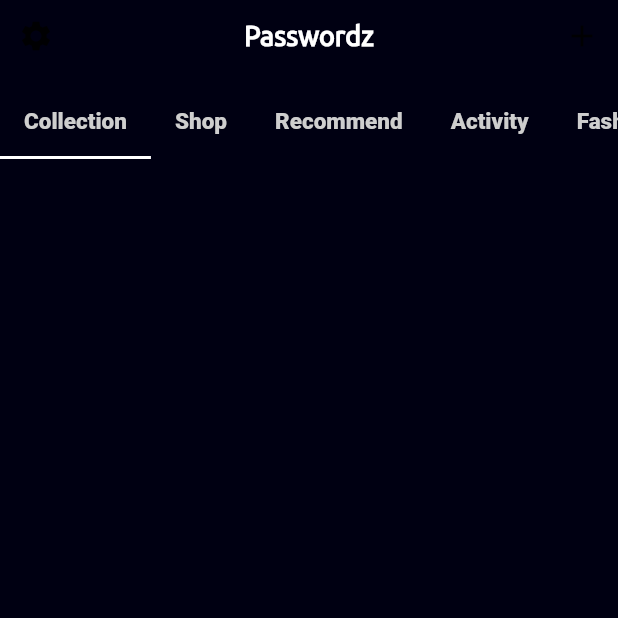
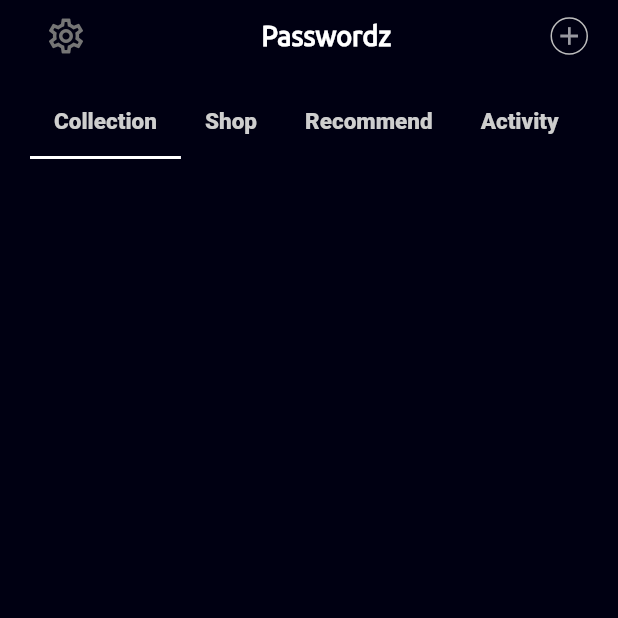
Before and after one commit to faizm55212/password-manager, a Flutter app: the HomeScreen screen opened directly, on a phone screen of 412 x 824 dp, the top half of it. Run offline on Flutter 3.47's test engine with Material 2 defaults, Android fonts, the light colour scheme and no system bars; our stand-ins replace get, hive, hive_flutter; missing offline and left inert: encrypt; accounts and stored records are empty; generated files the repository leaves out were written again.

Commit message:
Button border

```diff
--- a/lib/screens/home_screen.dart
+++ b/lib/screens/home_screen.dart
@@ -16,7 +16,6 @@ class _HomeScreenState extends State<HomeScreen> with TickerProviderStateMixin {
   @override
   void initState() {
     super.initState();
-
     rController = new TabController(length: 5, vsync: this);
   }
 
@@ -32,12 +31,21 @@ class _HomeScreenState extends State<HomeScreen> with TickerProviderStateMixin {
     return SafeArea(
       child: Scaffold(
         backgroundColor: Color(KBackgroundColors),
-        body: Column(
+        body: Container(
+          padding: EdgeInsets.symmetric(horizontal: 20.0),
+          child: Column(
             children: [
               Row(
                 mainAxisAlignment: MainAxisAlignment.spaceBetween,
                 children: [
-                IconButton(onPressed: () {}, icon: Icon(Icons.settings)),
+                  IconButton(
+                    onPressed: () {},
+                    icon: Icon(
+                      Icons.settings_outlined,
+                      color: Colors.grey[600],
+                      size: 28.0,
+                    ),
+                  ),
                   Text(
                     'Passwordz',
                     style: TextStyle(
@@ -47,11 +55,23 @@ class _HomeScreenState extends State<HomeScreen> with TickerProviderStateMixin {
                       fontWeight: FontWeight.bold,
                     ),
                   ),
-                IconButton(
+                  Container(
+                    decoration: BoxDecoration(
+                        border: Border.all(color: Colors.grey[400]),
+                        borderRadius: BorderRadius.circular(20.0)),
+                    height: 25.0,
+                    width: 25.0,
+                    child: IconButton(
+                      padding: EdgeInsets.zero,
                       onPressed: () {
                         Get.to(AddPassword());
                       },
-                  icon: Icon(Icons.add),
+                      icon: Icon(
+                        Icons.add,
+                        color: Colors.white60,
+                        size: 20.0,
+                      ),
+                    ),
                   ),
                 ],
               ),
@@ -76,9 +96,10 @@ class _HomeScreenState extends State<HomeScreen> with TickerProviderStateMixin {
                       itemCount: pswdController.passwords.length,
                       itemBuilder: (context, index) {
                         return ListTile(
+                          contentPadding: EdgeInsets.zero,
                           onLongPress: () {
-                          pswdControllerP
-                              .deletePassword(pswdController.passwords[index]);
+                            pswdControllerP.deletePassword(
+                                pswdController.passwords[index]);
                           },
                           leading: Image(
                             image: CustomIcon.icons[
@@ -87,8 +108,12 @@ class _HomeScreenState extends State<HomeScreen> with TickerProviderStateMixin {
                             height: 40.0,
                           ),
                           title: Text(
-                          pswdController.passwords[index].appName,
-                          style: TextStyle(color: Colors.white),
+                            pswdController
+                                .passwords[index].appName.capitalizeFirst,
+                            style: TextStyle(
+                                color: Colors.white,
+                                fontFamily: 'Montserrat',
+                                fontWeight: FontWeight.bold),
                           ),
                           subtitle: Text(
                             pswdController.passwords[index].uname,
@@ -100,8 +125,10 @@ class _HomeScreenState extends State<HomeScreen> with TickerProviderStateMixin {
                               color: Colors.grey,
                             ),
                             onPressed: () {
-                            pswdControllerP
-                                .copyPassword(pswdController.passwords[index]);
+                              pswdControllerP.copyPassword(
+                                  pswdController.passwords[index]);
+                              Get.snackbar('Clipboard', 'Copied to Clipboard',
+                                  colorText: Colors.white);
                             },
                           ),
                         );
@@ -111,6 +138,7 @@ class _HomeScreenState extends State<HomeScreen> with TickerProviderStateMixin {
                 ),
               ),
             ],
+          ),
         ),
       ),
     );
--- a/pubspec.yaml
+++ b/pubspec.yaml
@@ -29,10 +29,8 @@ dependencies:
   # Use with the CupertinoIcons class for iOS style icons.
   cupertino_icons: ^1.0.2
   get: ^4.3.8
-  local_auth: ^1.1.0
   hive_flutter: ^1.1.0
   hive: ^2.0.2
-  flutter_secure_storage: ^4.2.0
   encrypt: ^5.0.0
   uuid: ^3.0.4
   path_provider: ^2.0.2
```
Also changed, not shown: lib/components/random.dart (added, +23 -0 lines), lib/screens/add_password.dart (+21 -4 lines), assets/images/apple.png, pubspec.lock, 25 other files. Lines whose indentation alone changed are shown as unchanged.
